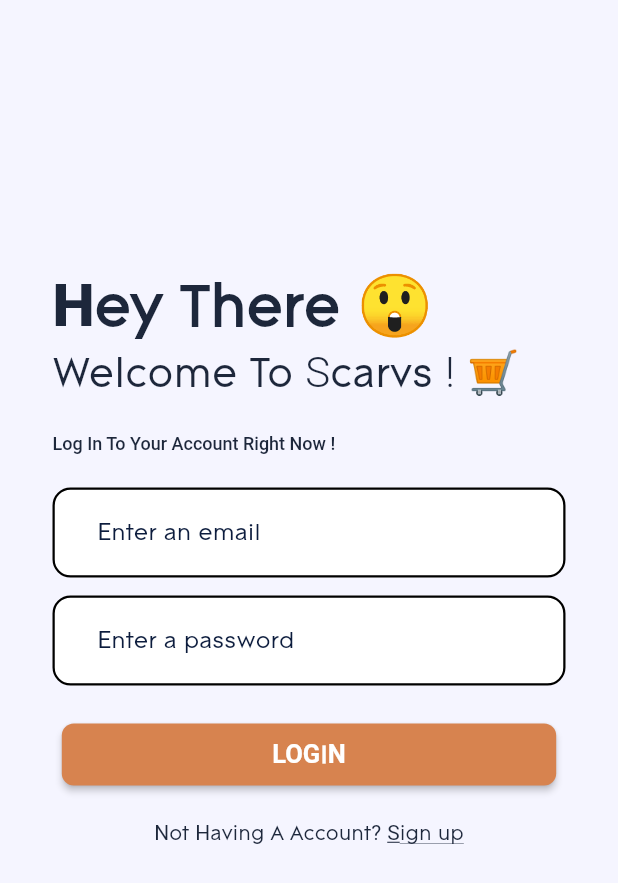
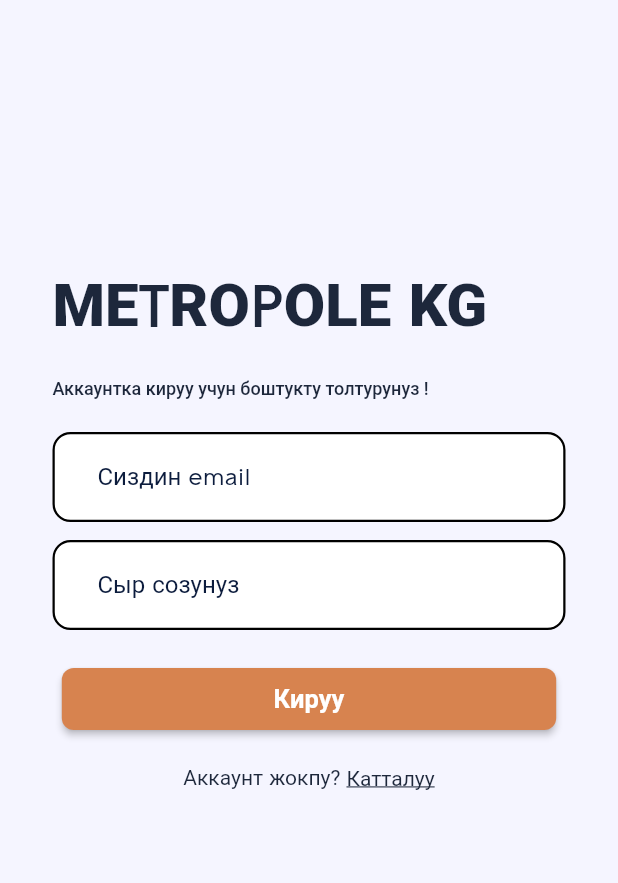
Before and after one commit to maks-nurgazy/Metropole-kg, a Flutter app: the LoginScreen screen opened by its route, on a phone screen of 412 x 824 dp. Shown: the top 883 px of the screen. Run offline on Flutter 3.47's test engine with Material 2 defaults, Android fonts, the phone set to English and light mode, and no system bars; our stand-ins replace concentric_transition, eva_icons_flutter, flutter_svg, fluttertoast, lottie, salomon_bottom_bar and 2 more; missing offline and left inert: cache_manager, razorpay_flutter; accounts and stored records are empty.

```diff
--- a/lib/app/constants/app.assets.dart
+++ b/lib/app/constants/app.assets.dart
@@ -3,6 +3,7 @@ class AppAssets {
   static const String onBoardingTwo = 'assets/animations/onBoardingTwo.json';
   static const String onBoardingThree =
       'assets/animations/onBoardingThree.json';
+  static const String onboardingVideoGame = 'assets/animations/videoGame.json';
   static const String error = 'assets/animations/error.json';
   static const String nodata = 'assets/animations/nodata.json';
 
--- a/lib/presentation/screens/loginScreen/login.view.dart
+++ b/lib/presentation/screens/loginScreen/login.view.dart
@@ -53,11 +53,11 @@ class LoginScreen extends StatelessWidget {
                               const EdgeInsets.fromLTRB(35.0, 0.0, 35.0, 2.0),
                           child: CustomTextField.customTextField(
                             textEditingController: userEmailController,
-                            hintText: 'Enter an email',
+                            hintText: 'Сиздин email',
                             validator: (val) =>
                                 !RegExp(r'^.+@[a-zA-Z]+\.{1}[a-zA-Z]+(\.{0,1}[a-zA-Z]+)$')
                                         .hasMatch(val!)
-                                    ? 'Enter an email'
+                                    ? 'Сиздин email'
                                     : null,
                           ),
                         ),
@@ -67,9 +67,9 @@ class LoginScreen extends StatelessWidget {
                               const EdgeInsets.fromLTRB(35.0, 0.0, 35.0, 2.0),
                           child: CustomTextField.customTextField(
                             textEditingController: userPassController,
-                            hintText: 'Enter a password',
+                            hintText: 'Сыр созунуз',
                             validator: (val) =>
-                                val!.isEmpty ? 'Enter a password' : null,
+                                val!.isEmpty ? 'Сыр созунуз' : null,
                           ),
                         )
                       ],
@@ -87,7 +87,7 @@ class LoginScreen extends StatelessWidget {
                     },
                     color: AppColors.rawSienna,
                     child: const Text(
-                      'LOGIN',
+                      'Кируу',
                       style: TextStyle(
                         color: Colors.white,
                         fontSize: 17,
@@ -103,7 +103,7 @@ class LoginScreen extends StatelessWidget {
               mainAxisAlignment: MainAxisAlignment.center,
               children: [
                 Text(
-                  "Not Having A Account? ",
+                  "Аккаунт жокпу? ",
                   style: TextStyle(
                     color: themeFlag ? AppColors.creamColor : AppColors.mirage,
                     fontSize: 14.0,
@@ -113,7 +113,7 @@ class LoginScreen extends StatelessWidget {
                   onTap: () =>
                       Navigator.of(context).pushNamed(AppRouter.signUpRoute),
                   child: Text(
-                    "Sign up",
+                    "Катталуу",
                     style: TextStyle(
                       decoration: TextDecoration.underline,
                       color:
--- a/lib/presentation/screens/loginScreen/widget/welcome.login.widget.dart
+++ b/lib/presentation/screens/loginScreen/widget/welcome.login.widget.dart
@@ -14,56 +14,13 @@ Widget welcomeTextLogin({required bool themeFlag}) {
         padding: const EdgeInsets.fromLTRB(35.0, 10.0, 35.0, 2.0),
         child: RichText(
           text: TextSpan(
-            text: 'Hey There 😲 ',
+            text: 'METROPOLE KG',
             style: TextStyle(
               color: themeFlag ? AppColors.creamColor : AppColors.mirage,
               fontWeight: FontWeight.w900,
               fontFamily: AppFonts.contax,
               fontSize: 40.0,
             ),
-          ),
-        ),
-      ),
-      Padding(
-        padding: const EdgeInsets.fromLTRB(35.0, 0.0, 35.0, 2.0),
-        child: RichText(
-          text: TextSpan(
-            children: [
-              TextSpan(
-                children: [
-                  TextSpan(
-                    text: 'Welcome ',
-                    style: TextStyle(
-                      color:
-                          themeFlag ? AppColors.creamColor : AppColors.mirage,
-                      fontWeight: FontWeight.w300,
-                      fontSize: 28.0,
-                      fontFamily: AppFonts.contax,
-                    ),
-                  ),
-                  TextSpan(
-                    text: 'To ',
-                    style: TextStyle(
-                      color:
-                          themeFlag ? AppColors.creamColor : AppColors.mirage,
-                      fontSize: 28.0,
-                      fontFamily: AppFonts.contax,
-                      fontWeight: FontWeight.w300,
-                    ),
-                  ),
-                  TextSpan(
-                    text: 'Scarvs ! 🛒',
-                    style: TextStyle(
-                      color:
-                          themeFlag ? AppColors.creamColor : AppColors.mirage,
-                      fontSize: 28.0,
-                      fontFamily: AppFonts.contax,
-                      fontWeight: FontWeight.w300,
-                    ),
-                  ),
-                ],
-              ),
-            ],
           ),
         ),
       ),
@@ -76,7 +33,7 @@ Widget welcomeTextLogin({required bool themeFlag}) {
               TextSpan(
                 children: [
                   TextSpan(
-                    text: 'Log In To ',
+                    text: 'Аккаунтка кируу ',
                     style: TextStyle(
                       color:
                           themeFlag ? AppColors.creamColor : AppColors.mirage,
@@ -85,7 +42,7 @@ Widget welcomeTextLogin({required bool themeFlag}) {
                     ),
                   ),
                   TextSpan(
-                    text: 'Your ',
+                    text: 'учун ',
                     style: TextStyle(
                       color:
                           themeFlag ? AppColors.creamColor : AppColors.mirage,
@@ -94,7 +51,7 @@ Widget welcomeTextLogin({required bool themeFlag}) {
                     ),
                   ),
                   TextSpan(
-                    text: 'Account Right Now ! ',
+                    text: 'боштукту толтурунуз ! ',
                     style: TextStyle(
                       color:
                           themeFlag ? AppColors.creamColor : AppColors.mirage,
--- a/lib/presentation/screens/splashScreen/splash.screen.dart
+++ b/lib/presentation/screens/splashScreen/splash.screen.dart
@@ -59,7 +59,7 @@ class _SplashScreenState extends State<SplashScreen> {
           crossAxisAlignment: CrossAxisAlignment.center,
           children: [
             Text(
-              'Scarvs',
+              'Metropole',
               style: TextStyle(
                 color: themeFlag ? AppColors.creamColor : AppColors.mirage,
                 fontFamily: AppFonts.contax,
```
Also changed, not shown: assets/animations/videoGame.json (added, +1 -0 lines), lib/presentation/screens/onBoardingScreen/onBoarding.screen.dart (+9 -9 lines), lib/presentation/screens/productScreen/product.screen.dart (+8 -22 lines).
